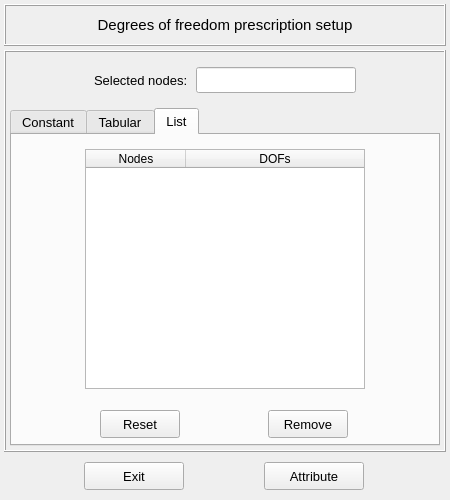
Old version of the form pulse/interface/data/ui_files/model/setup/structural/prescribed_dof_input.ui in the repository open-pulse/OpenPulse.
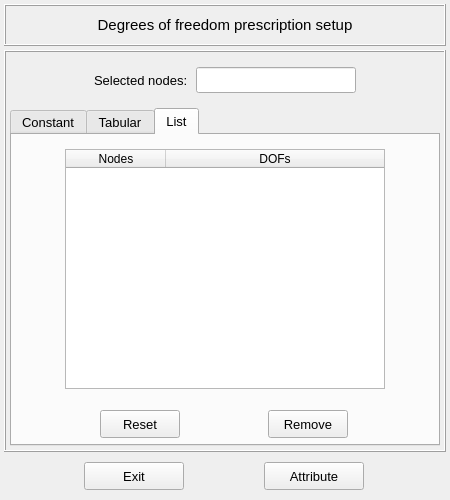
New version of the form. The open tabs and pages were chosen to show the change. Icons and pictures are not drawn.

Commit message: Refactor the prescribed dof user interface

Patch:
```diff
--- a/pulse/interface/data/ui_files/model/setup/structural/prescribed_dof_input.ui
+++ b/pulse/interface/data/ui_files/model/setup/structural/prescribed_dof_input.ui
@@ -1825,7 +1825,7 @@
                </property>
                <property name="maximumSize">
                 <size>
-                 <width>280</width>
+                 <width>320</width>
                  <height>240</height>
                 </size>
                </property>
```
Left out of the diff: 4 changed lines with no effect on the pictures. The commit also changes 4 other files.
